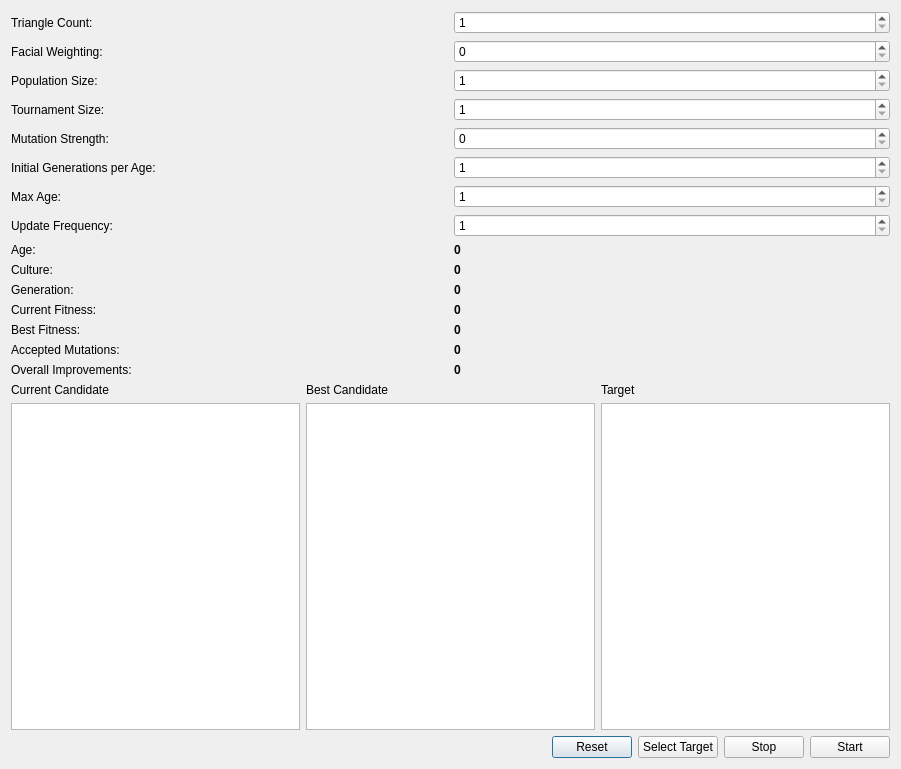
Qt form triangles.ui (gh2k/triangles) before a commit.
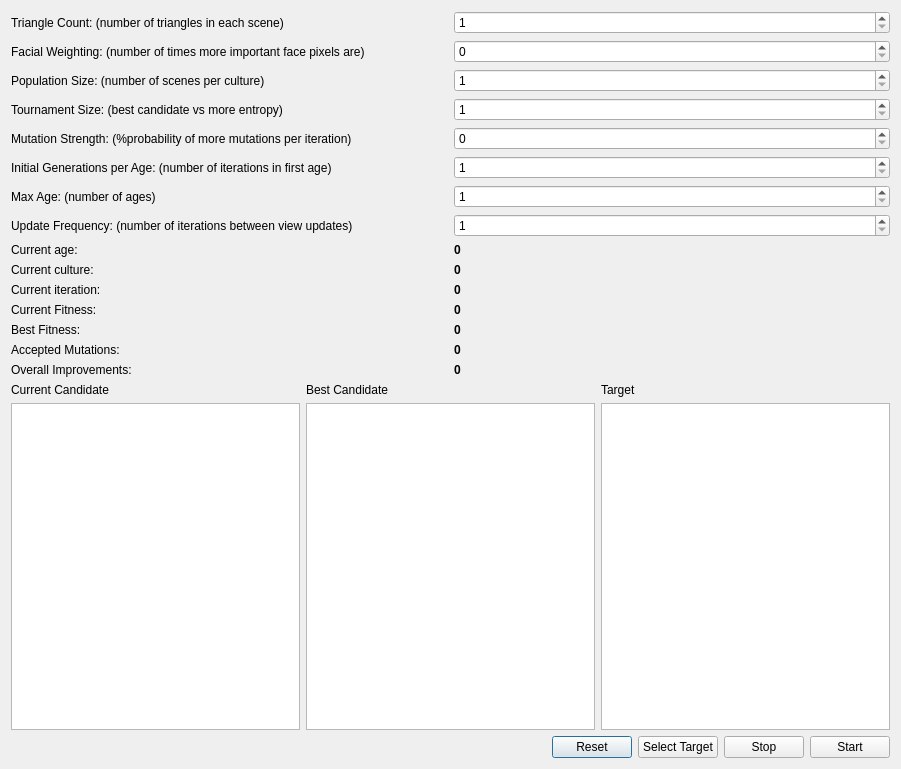
The same form after that commit.

Commit message: Add more descriptive parameters in ui

Diff of the .ui file:
```diff
--- a/triangles.ui
+++ b/triangles.ui
@@ -19,7 +19,7 @@
      <item row="0" column="0">
       <widget class="QLabel" name="label">
        <property name="text">
-        <string>Triangle Count:</string>
+        <string>Triangle Count: (number of triangles in each scene)</string>
        </property>
       </widget>
      </item>
@@ -36,7 +36,7 @@
      <item row="1" column="0">
       <widget class="QLabel" name="label_7">
        <property name="text">
-        <string>Facial Weighting:</string>
+        <string>Facial Weighting: (number of times more important face pixels are)</string>
        </property>
       </widget>
      </item>
@@ -53,7 +53,7 @@
      <item row="2" column="0">
       <widget class="QLabel" name="label_9">
        <property name="text">
-        <string>Population Size:</string>
+        <string>Population Size: (number of scenes per culture)</string>
        </property>
       </widget>
      </item>
@@ -70,7 +70,7 @@
      <item row="3" column="0">
       <widget class="QLabel" name="label_11">
        <property name="text">
-        <string>Tournament Size:</string>
+        <string>Tournament Size: (best candidate vs more entropy)</string>
        </property>
       </widget>
      </item>
@@ -87,7 +87,7 @@
      <item row="4" column="0">
       <widget class="QLabel" name="label_12">
        <property name="text">
-        <string>Mutation Strength:</string>
+        <string>Mutation Strength: (%probability of more mutations per iteration)</string>
        </property>
       </widget>
      </item>
@@ -104,7 +104,7 @@
      <item row="5" column="0">
       <widget class="QLabel" name="label_15">
        <property name="text">
-        <string>Initial Generations per Age:</string>
+        <string>Initial Generations per Age: (number of iterations in first age)</string>
        </property>
       </widget>
      </item>
@@ -121,7 +121,7 @@
      <item row="6" column="0">
       <widget class="QLabel" name="label_17">
        <property name="text">
-        <string>Max Age:</string>
+        <string>Max Age: (number of ages)</string>
        </property>
       </widget>
      </item>
@@ -138,7 +138,7 @@
      <item row="7" column="0">
       <widget class="QLabel" name="label_18">
        <property name="text">
-        <string>Update Frequency:</string>
+        <string>Update Frequency: (number of iterations between view updates)</string>
        </property>
       </widget>
      </item>
@@ -155,7 +155,7 @@
      <item row="8" column="0">
       <widget class="QLabel" name="label_14">
        <property name="text">
-        <string>Age:</string>
+        <string>Current age:</string>
        </property>
       </widget>
      </item>
@@ -175,7 +175,7 @@
      <item row="9" column="0">
       <widget class="QLabel" name="label_13">
        <property name="text">
-        <string>Culture:</string>
+        <string>Current culture:</string>
        </property>
       </widget>
      </item>
@@ -195,7 +195,7 @@
      <item row="10" column="0">
       <widget class="QLabel" name="label_2">
        <property name="text">
-        <string>Generation:</string>
+        <string>Current iteration:</string>
        </property>
       </widget>
      </item>
```
Left out of the diff: 4 changed lines with no effect on the pictures.
